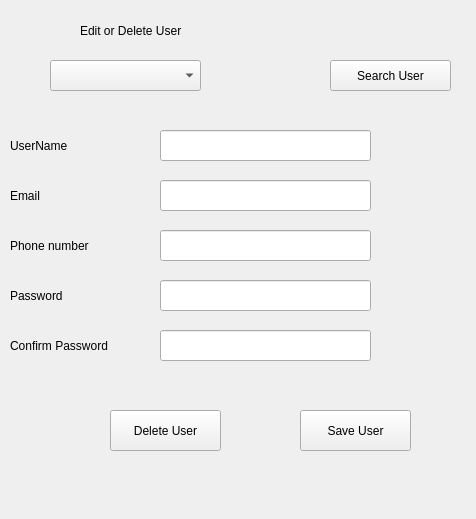
First picture: the form in editdelete_users1.ui, repository AfolabiSunday/timetable_generator, before the edit.
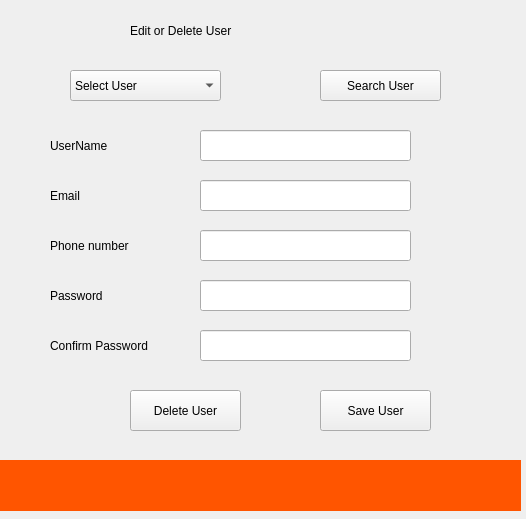
Second picture: the form after the edit.

The edit to the form file:
```diff
--- a/editdelete_users1.ui
+++ b/editdelete_users1.ui
@@ -6,43 +6,17 @@
    <rect>
     <x>0</x>
     <y>0</y>
-    <width>476</width>
+    <width>526</width>
     <height>519</height>
    </rect>
   </property>
   <property name="windowTitle">
    <string>Form</string>
   </property>
-  <widget class="QLabel" name="label_5">
-   <property name="geometry">
-    <rect>
-     <x>10</x>
-     <y>230</y>
-     <width>121</width>
-     <height>31</height>
-    </rect>
-   </property>
-   <property name="styleSheet">
-    <string notr="true">font: 10pt &quot;Segoe UI&quot;;</string>
-   </property>
-   <property name="text">
-    <string>Phone number</string>
-   </property>
-  </widget>
-  <widget class="QLineEdit" name="lineEdit_4">
-   <property name="geometry">
-    <rect>
-     <x>160</x>
-     <y>230</y>
-     <width>211</width>
-     <height>31</height>
-    </rect>
-   </property>
-  </widget>
   <widget class="QLabel" name="label_4">
    <property name="geometry">
     <rect>
-     <x>10</x>
+     <x>50</x>
      <y>280</y>
      <width>121</width>
      <height>31</height>
@@ -55,72 +29,26 @@
     <string>Password</string>
    </property>
   </widget>
-  <widget class="QLineEdit" name="lineEdit_5">
+  <widget class="QLabel" name="label_5">
    <property name="geometry">
     <rect>
-     <x>160</x>
-     <y>330</y>
-     <width>211</width>
+     <x>50</x>
+     <y>230</y>
+     <width>121</width>
      <height>31</height>
     </rect>
    </property>
-  </widget>
-  <widget class="QLabel" name="label_2">
-   <property name="geometry">
-    <rect>
-     <x>10</x>
-     <y>130</y>
-     <width>111</width>
-     <height>31</height>
-    </rect>
-   </property>
    <property name="styleSheet">
     <string notr="true">font: 10pt &quot;Segoe UI&quot;;</string>
    </property>
    <property name="text">
-    <string>UserName</string>
-   </property>
-  </widget>
-  <widget class="QLabel" name="label_3">
-   <property name="geometry">
-    <rect>
-     <x>10</x>
-     <y>180</y>
-     <width>111</width>
-     <height>31</height>
-    </rect>
-   </property>
-   <property name="styleSheet">
-    <string notr="true">font: 10pt &quot;Segoe UI&quot;;</string>
-   </property>
-   <property name="text">
-    <string>Email</string>
-   </property>
-  </widget>
-  <widget class="QLineEdit" name="lineEdit_3">
-   <property name="geometry">
-    <rect>
-     <x>160</x>
-     <y>280</y>
-     <width>211</width>
-     <height>31</height>
-    </rect>
-   </property>
-  </widget>
-  <widget class="QLineEdit" name="lineEdit">
-   <property name="geometry">
-    <rect>
-     <x>160</x>
-     <y>130</y>
-     <width>211</width>
-     <height>31</height>
-    </rect>
+    <string>Phone number</string>
    </property>
   </widget>
   <widget class="QLabel" name="label">
    <property name="geometry">
     <rect>
-     <x>80</x>
+     <x>130</x>
      <y>10</y>
      <width>311</width>
      <height>41</height>
@@ -133,50 +61,11 @@
     <string>Edit or Delete User</string>
    </property>
   </widget>
-  <widget class="QLineEdit" name="lineEdit_2">
-   <property name="geometry">
-    <rect>
-     <x>160</x>
-     <y>180</y>
-     <width>211</width>
-     <height>31</height>
-    </rect>
-   </property>
-  </widget>
-  <widget class="QLabel" name="label_6">
-   <property name="geometry">
-    <rect>
-     <x>10</x>
-     <y>330</y>
-     <width>141</width>
-     <height>31</height>
-    </rect>
-   </property>
-   <property name="styleSheet">
-    <string notr="true">font: 10pt &quot;Segoe UI&quot;;</string>
-   </property>
-   <property name="text">
-    <string>Confirm Password</string>
-   </property>
-  </widget>
-  <widget class="QPushButton" name="pushButton_2">
-   <property name="geometry">
-    <rect>
-     <x>110</x>
-     <y>410</y>
-     <width>111</width>
-     <height>41</height>
-    </rect>
-   </property>
-   <property name="text">
-    <string>Delete User</string>
-   </property>
-  </widget>
   <widget class="QPushButton" name="pushButton_3">
    <property name="geometry">
     <rect>
-     <x>300</x>
-     <y>410</y>
+     <x>320</x>
+     <y>390</y>
      <width>111</width>
      <height>41</height>
     </rect>
@@ -185,21 +74,104 @@
     <string>Save User</string>
    </property>
   </widget>
+  <widget class="QLineEdit" name="lineEdit_4">
+   <property name="geometry">
+    <rect>
+     <x>200</x>
+     <y>230</y>
+     <width>211</width>
+     <height>31</height>
+    </rect>
+   </property>
+  </widget>
   <widget class="QComboBox" name="comboBox">
    <property name="geometry">
     <rect>
-     <x>50</x>
-     <y>60</y>
+     <x>70</x>
+     <y>70</y>
      <width>151</width>
      <height>31</height>
     </rect>
    </property>
+   <item>
+    <property name="text">
+     <string>Select User</string>
+    </property>
+   </item>
+  </widget>
+  <widget class="QLabel" name="label_2">
+   <property name="geometry">
+    <rect>
+     <x>50</x>
+     <y>130</y>
+     <width>111</width>
+     <height>31</height>
+    </rect>
+   </property>
+   <property name="styleSheet">
+    <string notr="true">font: 10pt &quot;Segoe UI&quot;;</string>
+   </property>
+   <property name="text">
+    <string>UserName</string>
+   </property>
+  </widget>
+  <widget class="QLineEdit" name="lineEdit">
+   <property name="geometry">
+    <rect>
+     <x>200</x>
+     <y>130</y>
+     <width>211</width>
+     <height>31</height>
+    </rect>
+   </property>
+  </widget>
+  <widget class="QLabel" name="label_3">
+   <property name="geometry">
+    <rect>
+     <x>50</x>
+     <y>180</y>
+     <width>111</width>
+     <height>31</height>
+    </rect>
+   </property>
+   <property name="styleSheet">
+    <string notr="true">font: 10pt &quot;Segoe UI&quot;;</string>
+   </property>
+   <property name="text">
+    <string>Email</string>
+   </property>
+  </widget>
+  <widget class="QLineEdit" name="lineEdit_5">
+   <property name="geometry">
+    <rect>
+     <x>200</x>
+     <y>330</y>
+     <width>211</width>
+     <height>31</height>
+    </rect>
+   </property>
+  </widget>
+  <widget class="QLabel" name="label_6">
+   <property name="geometry">
+    <rect>
+     <x>50</x>
+     <y>330</y>
+     <width>141</width>
+     <height>31</height>
+    </rect>
+   </property>
+   <property name="styleSheet">
+    <string notr="true">font: 10pt &quot;Segoe UI&quot;;</string>
+   </property>
+   <property name="text">
+    <string>Confirm Password</string>
+   </property>
   </widget>
   <widget class="QPushButton" name="pushButton">
    <property name="geometry">
     <rect>
-     <x>330</x>
-     <y>60</y>
+     <x>320</x>
+     <y>70</y>
      <width>121</width>
      <height>31</height>
     </rect>
@@ -208,6 +180,56 @@
     <string>Search User</string>
    </property>
   </widget>
+  <widget class="QLineEdit" name="lineEdit_2">
+   <property name="geometry">
+    <rect>
+     <x>200</x>
+     <y>180</y>
+     <width>211</width>
+     <height>31</height>
+    </rect>
+   </property>
+  </widget>
+  <widget class="QLineEdit" name="lineEdit_3">
+   <property name="geometry">
+    <rect>
+     <x>200</x>
+     <y>280</y>
+     <width>211</width>
+     <height>31</height>
+    </rect>
+   </property>
+  </widget>
+  <widget class="QPushButton" name="pushButton_2">
+   <property name="geometry">
+    <rect>
+     <x>130</x>
+     <y>390</y>
+     <width>111</width>
+     <height>41</height>
+    </rect>
+   </property>
+   <property name="text">
+    <string>Delete User</string>
+   </property>
+  </widget>
+  <widget class="QLabel" name="label_7">
+   <property name="geometry">
+    <rect>
+     <x>0</x>
+     <y>460</y>
+     <width>521</width>
+     <height>51</height>
+    </rect>
+   </property>
+   <property name="styleSheet">
+    <string notr="true">font: 15pt &quot;Segoe UI&quot;;
+background-color: rgb(255, 85, 0);</string>
+   </property>
+   <property name="text">
+    <string/>
+   </property>
+  </widget>
  </widget>
  <resources/>
  <connections/>
```
